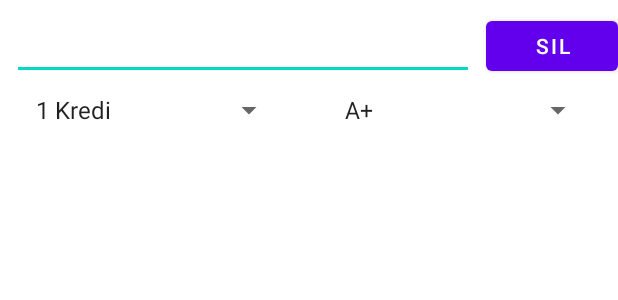
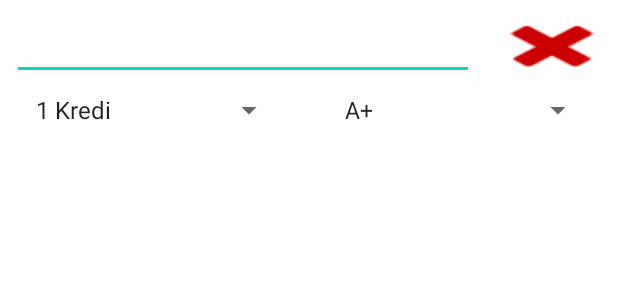
Before and after one commit to omeryildizce/Kotlin-ile-Android-Mobil-Uygulama-Gelistirme, an Android app: the layout yeni_ders_layout.xml on its own in the app's theme, with its tools: preview values and no code run, on a phone screen of 412 x 824 dp. Shown: the top 300 px of the screen. Run offline under Robolectric (Android 15) with nearby library versions, the phone set to English and light mode, and no system bars.

Commit message:
Update yeni_ders_layout.xml

```diff
--- a/s05_Uygulama/OrtalamaHesapla/app/src/main/res/layout/yeni_ders_layout.xml
+++ b/s05_Uygulama/OrtalamaHesapla/app/src/main/res/layout/yeni_ders_layout.xml
@@ -12,7 +12,7 @@
         android:layout_marginStart="8dp"
         android:layout_marginTop="8dp"
         android:layout_marginEnd="8dp"
-        app:layout_constraintEnd_toStartOf="@id/btnDersSil"
+        app:layout_constraintEnd_toStartOf="@+id/btnDersSil"
         app:layout_constraintStart_toStartOf="parent"
         app:layout_constraintTop_toTopOf="parent" />
 
@@ -24,10 +24,10 @@
         android:layout_marginTop="8dp"
         android:layout_marginEnd="16dp"
         android:entries="@array/krediler"
-        app:layout_constraintEnd_toStartOf="@id/spnYeniDersNot"
+        app:layout_constraintEnd_toStartOf="@+id/spnYeniDersNot"
         app:layout_constraintHorizontal_bias="0.5"
         app:layout_constraintStart_toStartOf="parent"
-        app:layout_constraintTop_toBottomOf="@id/etYeniDersAd" />
+        app:layout_constraintTop_toBottomOf="@+id/etYeniDersAd" />
 
     <Spinner
         android:id="@+id/spnYeniDersNot"
@@ -38,17 +38,19 @@
         android:entries="@array/tumNotlar"
         app:layout_constraintEnd_toEndOf="parent"
         app:layout_constraintHorizontal_bias="0.5"
-        app:layout_constraintStart_toEndOf="@id/spnYeniDersKredi"
-        app:layout_constraintTop_toTopOf="@id/spnYeniDersKredi" />
+        app:layout_constraintStart_toEndOf="@+id/spnYeniDersKredi"
+        app:layout_constraintTop_toTopOf="@+id/spnYeniDersKredi" />
 
     <Button
+        app:backgroundTint="@android:color/holo_red_dark"
+
         android:id="@+id/btnDersSil"
         android:layout_width="wrap_content"
         android:layout_height="0dp"
-        android:text="Sil"
-        app:layout_constraintBottom_toBottomOf="@id/etYeniDersAd"
+        android:background="@android:drawable/ic_delete"
+        app:layout_constraintBottom_toBottomOf="@+id/etYeniDersAd"
         app:layout_constraintEnd_toEndOf="parent"
-        app:layout_constraintTop_toTopOf="@id/etYeniDersAd" />
+        app:layout_constraintTop_toTopOf="@+id/etYeniDersAd" />
 
 
 </androidx.constraintlayout.widget.ConstraintLayout>
```
